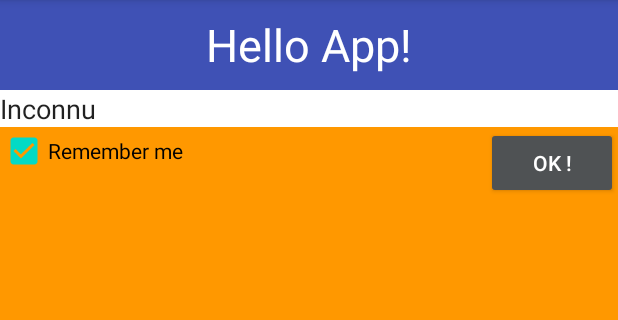
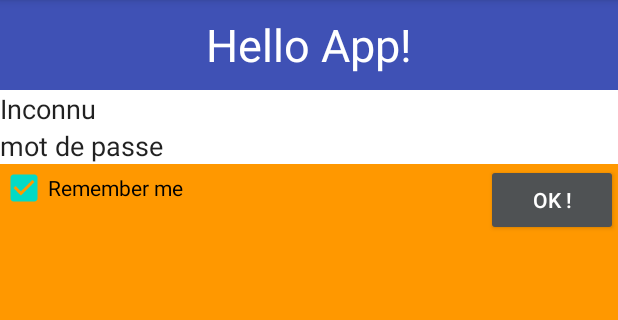
Before and after one commit to WhiteThePanda/PMR, an Android app: the screen it shows after launch (MainActivity), after a tap on "OK !", on a phone screen of 412 x 824 dp, the part 84-404 px from its top. Run offline under Robolectric (Android 15) with nearby library versions, the phone set to English and light mode, and no system bars.

```diff
--- a/app/src/main/java/com/example/kotlinfistapp/APIResponse.kt
+++ b/app/src/main/java/com/example/kotlinfistapp/APIResponse.kt
@@ -4,4 +4,6 @@ import com.google.gson.annotations.SerializedName
 
 data class APIResponse(
     val users : List<ProfilListeToDo>,
-    val hash : String)
+    val hash : String,
+    val lists : Array<ListeToDo>,
+    val items : Array<ItemToDo>)
--- a/app/src/main/java/com/example/kotlinfistapp/DataProvider.kt
+++ b/app/src/main/java/com/example/kotlinfistapp/DataProvider.kt
@@ -1,4 +1,5 @@
 package com.example.kotlinfistapp
+import android.util.Log
 import retrofit2.Callback
 import retrofit2.Retrofit
 import retrofit2.converter.gson.GsonConverterFactory
@@ -13,12 +14,27 @@ object DataProvider {
         .build()
     private val service = retrofit.create(ToDoService::class.java)
 
-    suspend fun getUsersFromAPI(hash : String): List<ProfilListeToDo> {
-        return service.getUsers(hash).users
+    suspend fun getUsersFromAPI(hash : String): MutableList<ProfilListeToDo> {
+        return service.getUsers(hash).users.toMutableList()
     }
-    suspend fun authenticate(): String
+    suspend fun getListsOfTheUserFromAPI(hash : String): MutableList<ListeToDo> {
+        return service.getListsOfTheUser(hash).lists.toMutableList()
+    }
+    suspend fun authenticate(pseudo : String,mdp :String): String
     {
-        return service.authenticate().hash
+        return service.authenticate(pseudo,mdp).hash
+    }
+    suspend fun getItemOfTheList(id : String,hash: String) : MutableList<ItemToDo>
+    {
+        return service.getItemOfTheList(id,hash).items.toMutableList()
+    }
+    suspend fun addItemInTheList(id:String,label : String,hash: String)
+    {
+        service.addItemInList(id,label,hash)
+    }
+    suspend fun changeItemInTheList(idList : String, idItem : String , checked : String, hash : String)
+    {
+        service.changeItemInList(idList,idItem,checked,hash)
     }
     public fun refreshURL(newUrl : String)
     {
--- a/app/src/main/java/com/example/kotlinfistapp/GestionPreferences.kt
+++ b/app/src/main/java/com/example/kotlinfistapp/GestionPreferences.kt
@@ -23,6 +23,7 @@ class GestionPreferences : PreferenceActivity(), OnPreferenceChangeListener {
     }
 
     override fun onPreferenceChange(preference: Preference, newValue: Any): Boolean {
+
         val t = Toast.makeText(this, "click cb :$newValue", Toast.LENGTH_SHORT)
         t.show()
         if (newValue == false) {
--- a/app/src/main/java/com/example/kotlinfistapp/ItemToDo.kt
+++ b/app/src/main/java/com/example/kotlinfistapp/ItemToDo.kt
@@ -1,10 +1,15 @@
 package com.example.kotlinfistapp
 
+import com.google.gson.annotations.SerializedName
 import java.io.Serializable
 
 class ItemToDo(var descr : String):Serializable {
+    @SerializedName("label")
     private var _description : String = ""
+    @SerializedName("checked")
+    var faitText : String ="0"
     private var fait : Boolean = false;
+    public var id:String =""
     init {
         _description = descr
     }
--- a/app/src/main/java/com/example/kotlinfistapp/MainActivity.kt
+++ b/app/src/main/java/com/example/kotlinfistapp/MainActivity.kt
@@ -2,9 +2,12 @@
 
 package com.example.kotlinfistapp
 
+import android.content.Context
 import android.content.Intent
 import android.content.SharedPreferences
 import android.content.SharedPreferences.Editor
+import android.net.ConnectivityManager
+import android.net.NetworkInfo
 import android.os.Bundle
 import android.preference.PreferenceManager
 import android.support.v7.app.AppCompatActivity
@@ -31,6 +34,7 @@ class MainActivity : AppCompatActivity(), View.OnClickListener {
     var btnOk: Button? = null
     var checkBox: CheckBox? = null
     var etPseudo: EditText? = null
+    var etMdp: EditText? = null
     override fun onCreate(savedInstanceState: Bundle?) {
         super.onCreate(savedInstanceState)
         setContentView(R.layout.activity_main)
@@ -39,6 +43,7 @@ class MainActivity : AppCompatActivity(), View.OnClickListener {
         btnOk = findViewById(R.id.button)
         checkBox = findViewById(R.id.checkBox)
         etPseudo = findViewById(R.id.pseudo)
+        etMdp = findViewById(R.id.edtmdp)
         btnOk?.setOnClickListener(this)
         findViewById<View>(R.id.pseudo).setOnClickListener(this)
         checkBox?.setOnClickListener(this)
@@ -53,11 +58,9 @@ class MainActivity : AppCompatActivity(), View.OnClickListener {
     override fun onOptionsItemSelected(item: MenuItem): Boolean {
         val id = item.itemId
         if (id == R.id.menu_settings) {
-            val myToast: Toast
-            myToast = Toast.makeText(this, "preference", Toast.LENGTH_LONG)
+            val myToast: Toast = Toast.makeText(this, "preference", Toast.LENGTH_LONG)
             myToast.show()
-            val toPrefAct: Intent
-            toPrefAct = Intent(this@MainActivity, GestionPreferences::class.java)
+            val toPrefAct: Intent = Intent(this@MainActivity, GestionPreferences::class.java)
             startActivity(toPrefAct)
         }
         if(id == R.id.menu_network){
@@ -82,6 +85,7 @@ class MainActivity : AppCompatActivity(), View.OnClickListener {
 
     override fun onResume() {
         super.onResume()
+        btnOk!!.isEnabled = verifReseau()
         Log.d(TAG, "OnResume")
     }
 
@@ -94,10 +98,7 @@ class MainActivity : AppCompatActivity(), View.OnClickListener {
         val myToast: Toast
         when (v.id) {
             R.id.checkBox -> {
-                myToast = Toast.makeText(this, "CheckBox", Toast.LENGTH_LONG)
-                myToast.show()
                 editor!!.putBoolean("remember", checkBox!!.isChecked)
-                Log.d(TAG, "" + checkBox!!.isChecked)
                 editor!!.commit()
                 if (!checkBox!!.isChecked) {
                     editor!!.putString("login", "")
@@ -109,29 +110,44 @@ class MainActivity : AppCompatActivity(), View.OnClickListener {
                     editor!!.putString("login", etPseudo!!.text.toString())
                     editor!!.commit()
                 }
-                Log.d("PMRMoi","test")
                 activityScope.launch {
                     try {
-                        val hash : String = DataProvider.authenticate()
+                        val hash : String = DataProvider.authenticate(etPseudo!!.text.toString(),etMdp!!.text.toString())
+                        editor!!.putString("hash", hash)
                         Log.d(TAG,hash)
-                        val listsOfUser : List<ProfilListeToDo> = DataProvider.getUsersFromAPI(hash)
-                        Log.d(TAG,listsOfUser.toString())
+                        editor!!.commit()
+                        val bundle = Bundle()
+                        bundle.putString("pseudo", etPseudo!!.text.toString())
+                        val toSecondAct: Intent = Intent(this@MainActivity, ChoixListActivity::class.java)
+                        toSecondAct.putExtras(bundle)
+                        startActivity(toSecondAct)
                     } catch (e: Exception) {
                         Log.d(TAG,e.toString())
                     }
                 }
-                val bundle = Bundle()
-                bundle.putString("pseudo", etPseudo!!.text.toString())
-               /* val toSecondAct: Intent
-                toSecondAct = Intent(this@MainActivity, ChoixListActivity::class.java)
-                toSecondAct.putExtras(bundle)
-                startActivity(toSecondAct)*/
-            }
-            R.id.pseudo -> {
-                myToast = Toast.makeText(this, "pseudo", Toast.LENGTH_LONG)
-                myToast.show()
             }
         }
+    }
+    private fun verifReseau(): Boolean {
+        // On vérifie si le réseau est disponible,
+        // si oui on change le statut du bouton de connexion
+        val cnMngr = getSystemService(Context.CONNECTIVITY_SERVICE) as ConnectivityManager
+        val netInfo = cnMngr.activeNetworkInfo
+        var sType = "Aucun réseau détecté"
+        var bStatut = false
+        if (netInfo != null) {
+            val netState = netInfo.state
+            if (netState.compareTo(NetworkInfo.State.CONNECTED) == 0) {
+                bStatut = true
+                val netType = netInfo.type
+                when (netType) {
+                    ConnectivityManager.TYPE_MOBILE -> sType = "Réseau mobile détecté"
+                    ConnectivityManager.TYPE_WIFI -> sType = "Réseau wifi détecté"
+                }
+            }
+        }
+
+        return bStatut
     }
 
     companion object {
--- a/app/src/main/java/com/example/kotlinfistapp/ToDoService.kt
+++ b/app/src/main/java/com/example/kotlinfistapp/ToDoService.kt
@@ -1,15 +1,20 @@
 package com.example.kotlinfistapp
 
 import android.telecom.Call
-import retrofit2.http.GET
-import retrofit2.http.POST
-import retrofit2.http.Path
-import retrofit2.http.Query
+import retrofit2.http.*
 
 
 interface ToDoService {
     @GET("users")
     suspend fun getUsers(@Query("hash") hashText : String): APIResponse
-    @POST("authenticate?user=tom&password=web")
-    suspend fun  authenticate(): APIResponse
+    @POST("authenticate")
+    suspend fun  authenticate(@Query("user") user : String,@Query("password") mdp : String): APIResponse
+    @GET("lists")
+    suspend fun getListsOfTheUser(@Query("hash") hashText : String): APIResponse
+    @GET("lists/{id}/items")
+    suspend fun getItemOfTheList(@Path("id") id : String, @Query("hash") hashText : String) : APIResponse
+    @POST("lists/{id}/items")
+    suspend fun addItemInList(@Path("id") id : String, @Query("label")label:String, @Query("hash") hashText : String)
+    @PUT("lists/{idList}/items/{idItem}")
+    suspend fun changeItemInList(@Path("idList") idList : String,@Path("idItem") idItem : String,@Query("check") checkedText : String,@Query("hash") hashText : String)
 }
--- a/app/src/main/res/layout/activity_main.xml
+++ b/app/src/main/res/layout/activity_main.xml
@@ -37,6 +37,20 @@
         app:layout_constraintEnd_toEndOf="parent"
         app:layout_constraintStart_toStartOf="parent"
         app:layout_constraintTop_toBottomOf="@+id/titre" />
+    <EditText
+        android:id="@+id/edtmdp"
+        android:layout_width="0dp"
+        android:layout_height="wrap_content"
+        android:autofillHints=""
+        android:background="#FFFFFF"
+        android:backgroundTint="#FFFFFF"
+        android:backgroundTintMode="src_in"
+        android:ems="10"
+        android:inputType="textPersonName"
+        android:text="@string/mdp"
+        app:layout_constraintEnd_toEndOf="parent"
+        app:layout_constraintStart_toStartOf="parent"
+        app:layout_constraintTop_toBottomOf="@+id/pseudo" />
 
     <Button
         android:id="@+id/button"
@@ -46,7 +60,7 @@
         android:text="@string/ok"
         android:textColor="#FFFFFF"
         app:layout_constraintEnd_toEndOf="parent"
-        app:layout_constraintTop_toBottomOf="@+id/pseudo" />
+        app:layout_constraintTop_toBottomOf="@+id/edtmdp" />
 
     <CheckBox
         android:id="@+id/checkBox"
@@ -54,6 +68,6 @@
         android:layout_height="wrap_content"
         android:text="Remember me"
         app:layout_constraintStart_toStartOf="parent"
-        app:layout_constraintTop_toBottomOf="@+id/pseudo" />
+        app:layout_constraintTop_toBottomOf="@+id/edtmdp" />
 
 </android.support.constraint.ConstraintLayout>
--- a/app/src/main/res/values/strings.xml
+++ b/app/src/main/res/values/strings.xml
@@ -6,4 +6,6 @@
     <string name="defaultPseudo">Inconnu</string>
     <string name="inputList">Nouvelle Liste</string>
     <string name="inputItem">Nouveau Item</string>
+    <string name="mdp">mot de passe</string>
+    <string name="url">http://tomnab.fr/todo-api/</string>
 </resources>
--- a/app/src/main/res/xml/preferences.xml
+++ b/app/src/main/res/xml/preferences.xml
@@ -6,7 +6,7 @@
         android:summary="Indique si la sauvegarde des identifiants est active par défaut"
         android:title="Sauver Préférences" />
     <EditTextPreference
-        android:defaultValue="http://tomnab.fr/todo-api/"
+        android:defaultValue="@string/url"
         android:key="urlData"
         android:summary="Adresse de la page fournissant les données d'absence. Utiliser 10.0.2.2 pour désigner le serveur sur lequel tourne l'émulateur"
         android:title="URL du serveur" />
```
Also changed, not shown: app/src/main/java/com/example/kotlinfistapp/ChoixListActivity.kt (+39 -44 lines), app/src/main/java/com/example/kotlinfistapp/ItemRecyclerAdapter.kt (+22 -35 lines), app/src/main/java/com/example/kotlinfistapp/ListRecyclerAdapter.kt (+17 -16 lines), app/src/main/java/com/example/kotlinfistapp/ListeToDo.kt (+7 -1 lines), app/src/main/java/com/example/kotlinfistapp/ShowListActivity.kt (+48 -33 lines).
